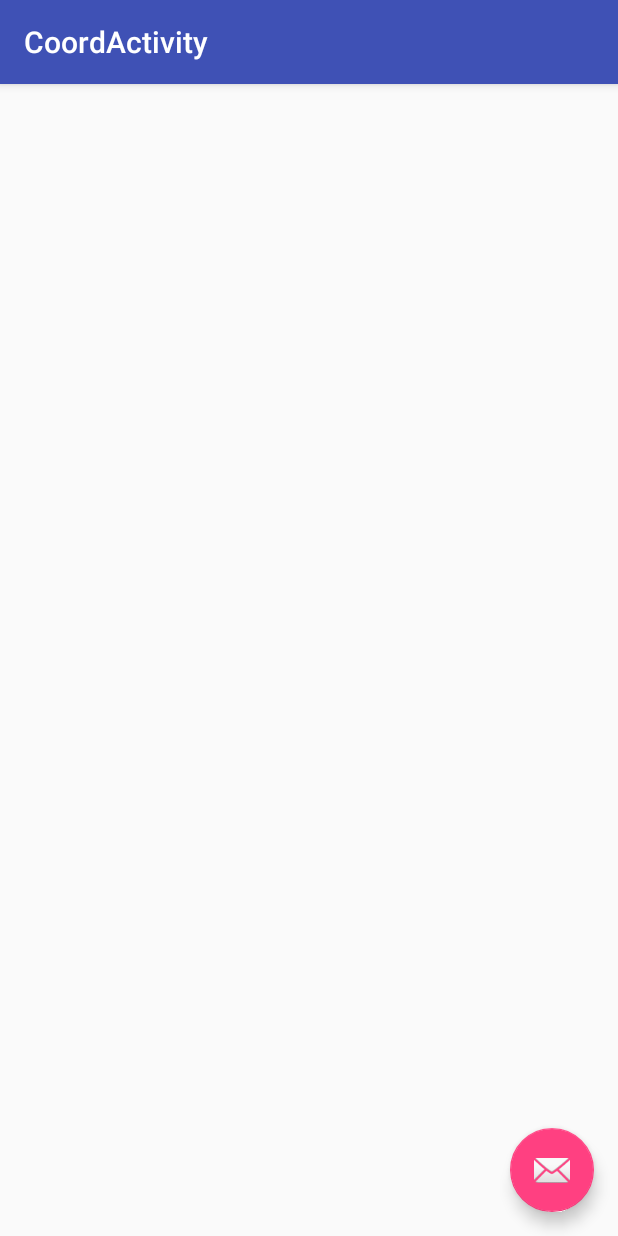
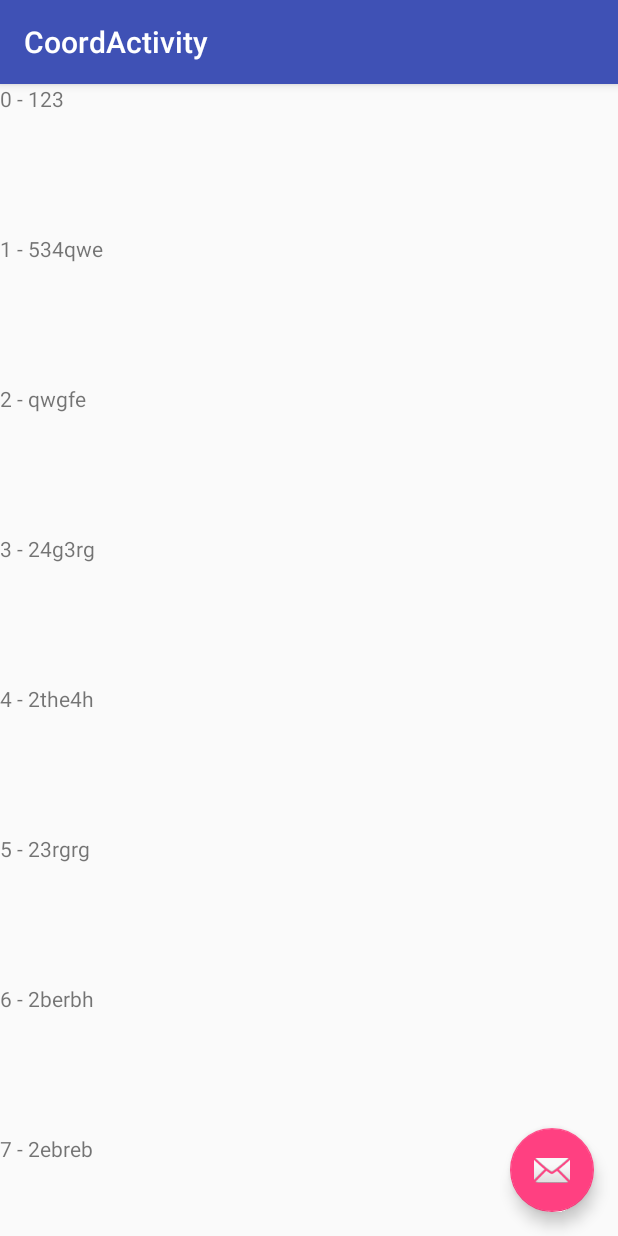
Before and after one commit to elliptic1/KotlinRecyclerViewDemo, an Android app: the screen it shows after launch (CoordActivity), on a phone screen of 412 x 824 dp. Run offline under Robolectric (Android 15) with nearby library versions, the phone set to English and light mode, and no system bars.

Commit message:
fix row size

```diff
--- a/app/src/main/java/com/tbse/kotlinpractice/coord/CoordActivity.kt
+++ b/app/src/main/java/com/tbse/kotlinpractice/coord/CoordActivity.kt
@@ -26,6 +26,13 @@ class CoordActivity : AppCompatActivity() {
         strs.add("123")
         strs.add("534qwe")
         strs.add("qwgfe")
+        strs.add("24g3rg")
+        strs.add("2the4h")
+        strs.add("23rgrg")
+        strs.add("2berbh")
+        strs.add("2ebreb")
+        strs.add("2bb3rg")
+        strs.add("2eberg")
         strs.add("qsdfgwwe")
         strs.add("qdrgerwe")
         strs.add("5hehtrqwe")
--- a/app/src/main/res/layout/activity_coord.xml
+++ b/app/src/main/res/layout/activity_coord.xml
@@ -23,6 +23,7 @@
     <android.support.v7.widget.RecyclerView
         android:id="@+id/rv"
         android:layout_width="match_parent"
+        android:layout_marginTop="?attr/actionBarSize"
         android:layout_height="match_parent" />
 
     <android.support.design.widget.FloatingActionButton
--- a/app/src/main/res/layout/item_layout.xml
+++ b/app/src/main/res/layout/item_layout.xml
@@ -2,7 +2,7 @@
 <android.support.constraint.ConstraintLayout xmlns:android="http://schemas.android.com/apk/res/android"
     android:id="@+id/row"
     android:layout_width="match_parent"
-    android:layout_height="match_parent">
+    android:layout_height="wrap_content">
 
     <TextView
         android:id="@+id/tv"
```
